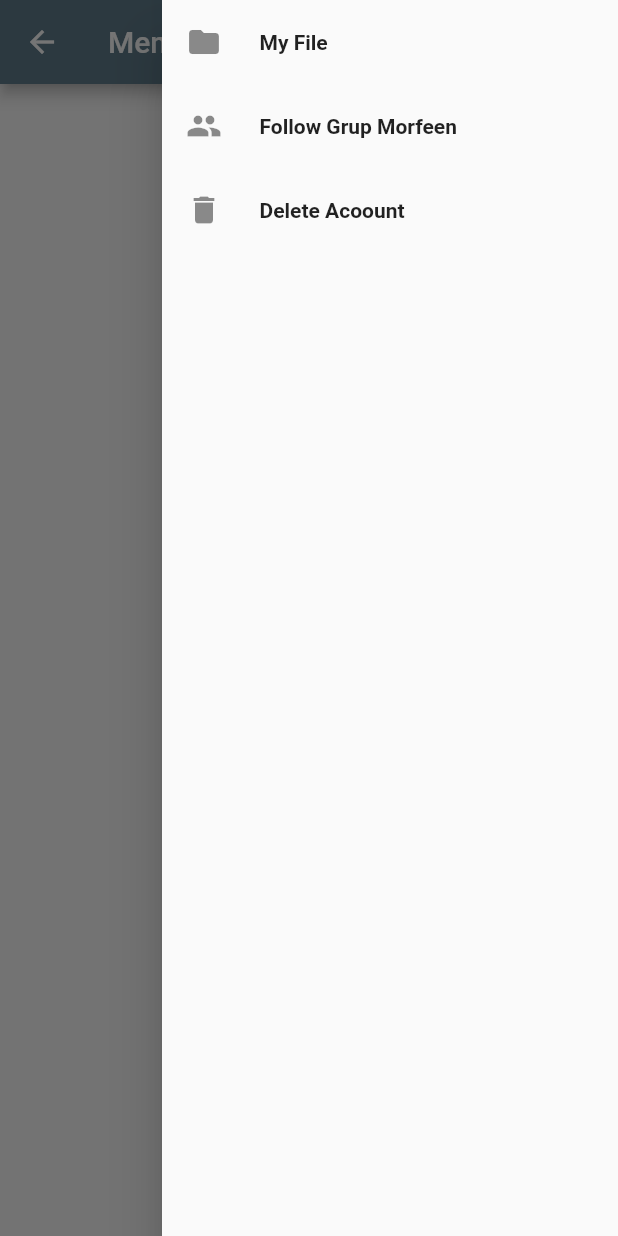
After one commit to Yovieaji13/uts_project, a Flutter app: the Menupage screen opened directly, with the side drawer open, on a phone screen of 412 x 824 dp. The commit adds this screen. Run offline on Flutter 3.47's test engine with Material 2 defaults, Android fonts, the phone set to English and light mode, and no system bars; our stand-ins replace sqflite; accounts and stored records are empty; network calls fail.

Commit message:
progress_finishing

```diff
--- /dev/null
+++ b/lib/menupage.dart
@@ -0,0 +1,78 @@
+import 'package:flutter/material.dart';
+import 'dart:async';
+import 'package:uts_project/dbhelper.dart';
+import 'home.dart';
+
+class Menupage extends StatefulWidget {
+  @override
+  _MenupageState createState() => _MenupageState();
+}
+
+class _MenupageState extends State<Menupage> {
+  DbHelper dbHelper = DbHelper();
+
+  @override
+  Widget build(BuildContext context) {
+    return Scaffold(
+      appBar: AppBar(
+        title: Text('Menu Morfeen'),
+      ),
+      endDrawer: _buildDrawer(),
+    );
+  }
+
+  Widget _buildDrawer(){
+    return Drawer(
+      child: ListView(
+        padding: EdgeInsets.zero,
+        children: <Widget>[
+          _drawerItem(
+            icon: Icons.folder,
+            text: 'My File',
+            onTap: () async{
+              var menu = await navigateToHome(context, null);
+            },
+          ),
+          _drawerItem(
+            icon: Icons.group,
+            text: 'Follow Grup Morfeen',
+            onTap: () {},
+          ),
+          _drawerItem(
+            icon: Icons.delete,
+            text: 'Delete Acoount',
+            onTap: () {},
+          )
+        ],
+      ),
+    );
+  }
+  Widget _drawerItem(
+    {IconData icon, String text, GestureTapCallback onTap}) {
+  return ListTile(
+    title: Row(
+      children: <Widget>[
+        Icon(icon),
+        Padding(
+          padding: EdgeInsets.only(left: 25.0),
+          child: Text(
+            text,
+            style: TextStyle(
+              fontWeight: FontWeight.bold,
+            ),
+          ),
+        ),
+      ],
+    ),
+    onTap: onTap,
+  );
+}
+
+  Future<Menupage> navigateToHome(BuildContext context, Menupage menupage) async {
+    var result = await Navigator.push(context,
+        MaterialPageRoute(builder: (BuildContext context) {
+      return Home();
+    }));
+    return result;
+  }
+}
--- a/pubspec.yaml
+++ b/pubspec.yaml
@@ -16,6 +16,9 @@ publish_to: 'none' # Remove this line if you wish to publish to pub.dev
 # Read more about iOS versioning at
 # https://developer.apple.com/library/archive/documentation/General/Reference/InfoPlistKeyReference/Articles/CoreFoundationKeys.html
 version: 1.0.0+1
+
+image:
+- image/02.jpg;
 
 environment:
   sdk: ">=2.7.0 <3.0.0"
```
Also changed, not shown: lib/dbhelper.dart (+0 -15 lines), lib/entryform.dart (+6 -5 lines), lib/home.dart (+7 -6 lines), lib/loginpage.dart (+20 -15 lines), lib/pagelogin.dart (deleted, +0 -152 lines), image/01.JPG (added), image/02.jpg (added), image/03.jpeg (added).
